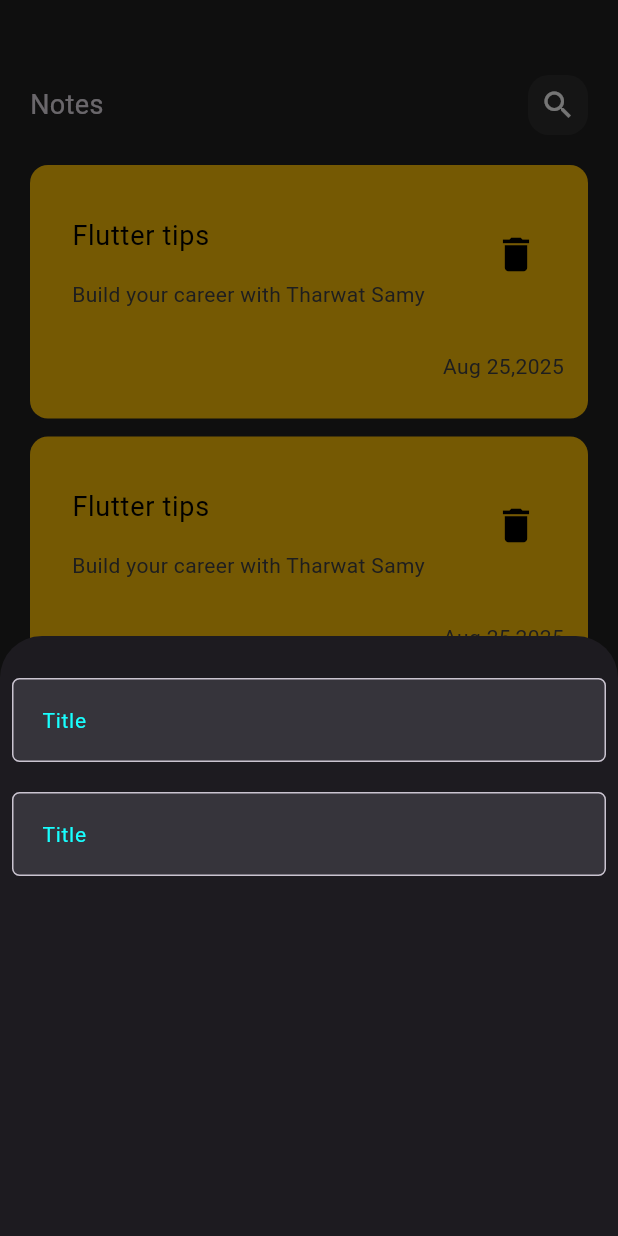
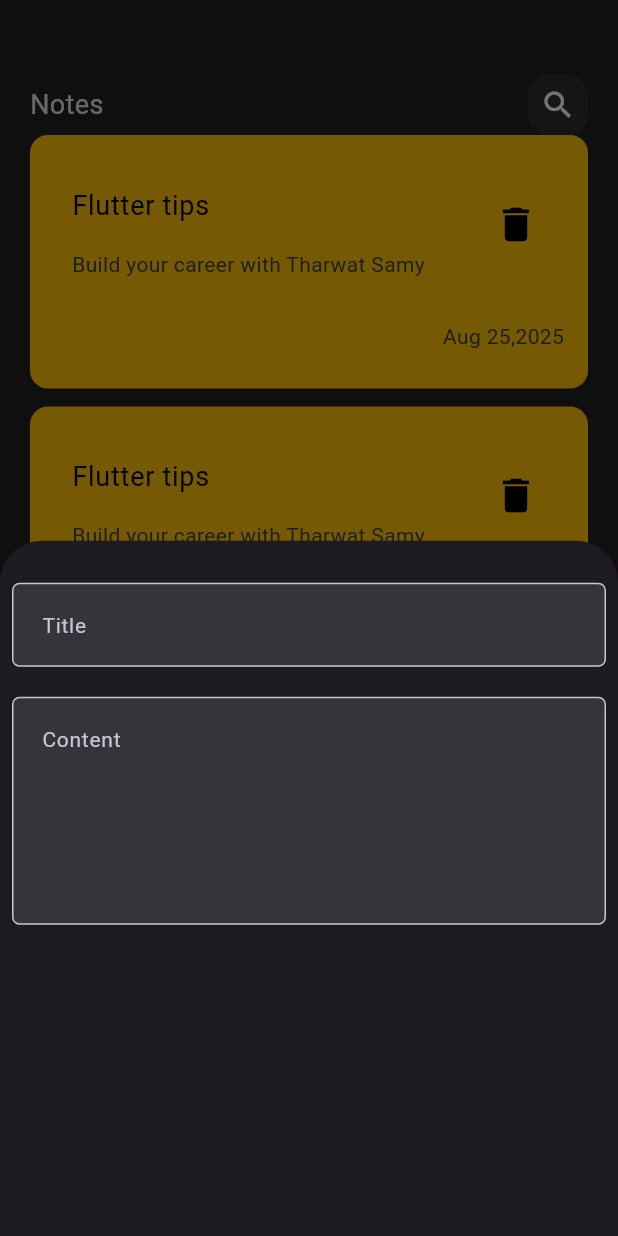
Before and after one commit to Tamerrmansourr/NotesApp, a Flutter app: the screen it shows after launch, after a tap on the "add" icon, on a phone screen of 412 x 824 dp. Run offline on Flutter 3.47's test engine with Material 3 defaults, Android fonts, the phone set to English and light mode, and no system bars.

Commit message:
add fields to notes modal shhet

```diff
--- a/lib/widgets/custom_show_moadl_sheet.dart
+++ b/lib/widgets/custom_show_moadl_sheet.dart
@@ -6,7 +6,7 @@ void showModalSheet(BuildContext context) {
     context: context,
     builder: (builder) {
       return Container(
-        height: 400,
+        height: 500,
         color: Colors.transparent, //could change this to Color(0xFF737373),
         //so you don't have to change MaterialApp canvasColor
         child: Container(
@@ -20,12 +20,11 @@ void showModalSheet(BuildContext context) {
           child: Padding(
             padding: const EdgeInsets.all(8.0),
             child: Column(
-
               children: [
                 SizedBox(height: 20,),
                 CustomTextFormField(hintText: 'Title',),
                 SizedBox(height: 20,),
-                CustomTextFormField(hintText: 'Title',),
+                CustomTextFormField(hintText: 'Content',maxLines: 5,),
               ],
             ),
           ),
--- a/lib/widgets/custom_text_form_field.dart
+++ b/lib/widgets/custom_text_form_field.dart
@@ -6,15 +6,18 @@ class CustomTextFormField extends StatelessWidget {
     this.hintText,
     this.onChanged,
     this.obscureText = false,
-    this.icon
+    this.icon,
+    this.maxLines = 1,
   });
   String? hintText;
   Function(String)? onChanged;
   final bool? obscureText;
   Icon? icon;
+  int? maxLines;
   @override
   Widget build(BuildContext context) {
     return TextFormField(
+      maxLines: maxLines,
       obscureText: obscureText!,
       validator: (value) {
         if (value!.isEmpty) {
@@ -26,9 +29,12 @@ class CustomTextFormField extends StatelessWidget {
         filled: true,
         contentPadding: EdgeInsets.all(16),
         hintText: hintText,
-        hintStyle: TextStyle(fontSize: 14,color: Colors.cyanAccent),
+        hintStyle: TextStyle(
+          fontSize: 14,
+          // color: Colors.cyanAccent,
+        ),
         border: OutlineInputBorder(
-          borderSide: BorderSide(style: BorderStyle.none,color: Colors.white),
+          borderSide: BorderSide(style: BorderStyle.none, color: Colors.white),
 
           borderRadius: BorderRadius.circular(5),
         ),
--- a/lib/widgets/notes_view_body.dart
+++ b/lib/widgets/notes_view_body.dart
@@ -13,7 +13,6 @@ class NotesViewBody extends StatelessWidget {
         children: [
           SizedBox(height: 50),
           CustomAppBar(),
-          SizedBox(height: 20),
           Expanded(child: NotesListView()),
         ],
       ),
```
